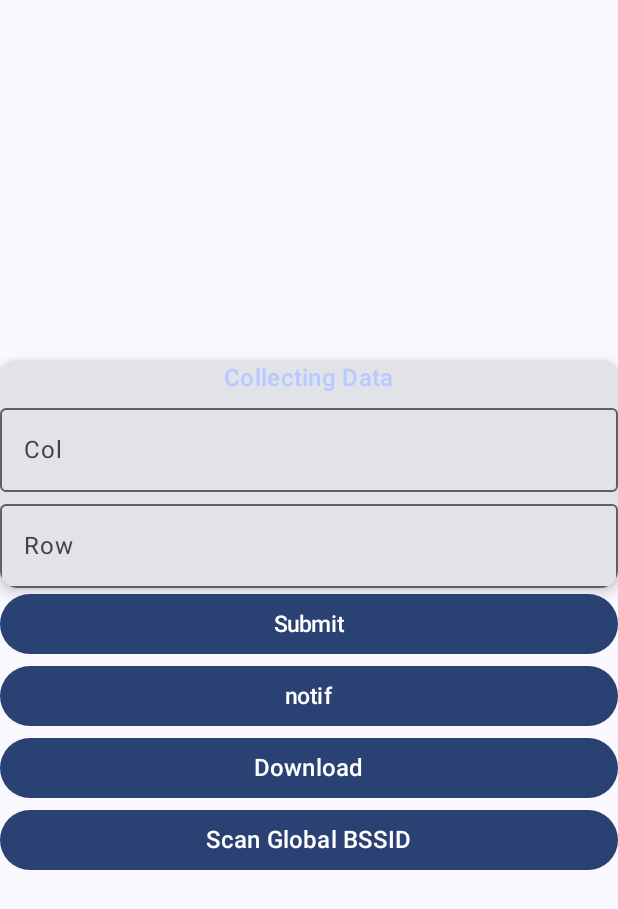
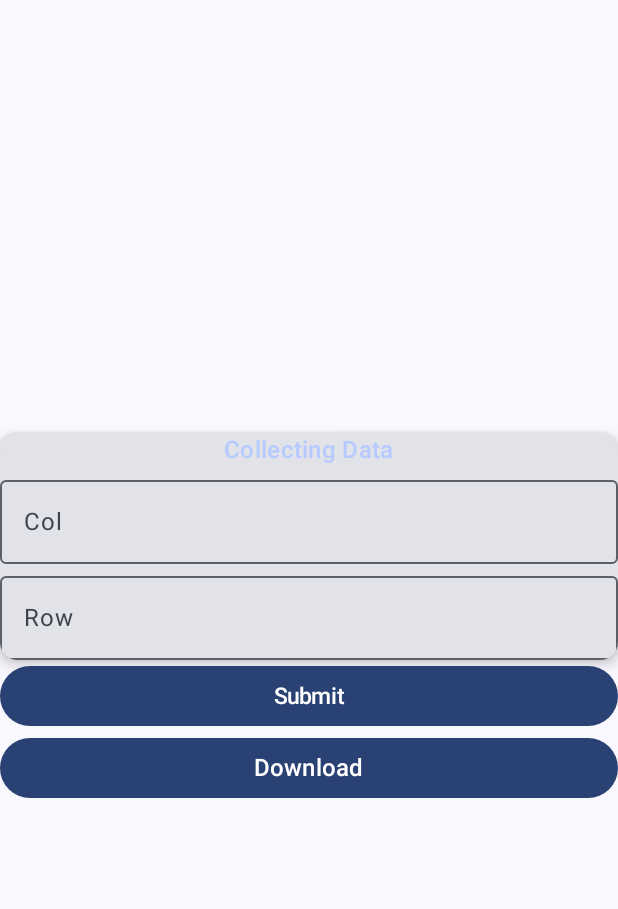
Before and after one commit to agnesaudya/tekmob-ips, an Android app built with Jetpack Compose: the screen it shows after launch (MainActivity), on a phone screen of 412 x 824 dp. Shown: the top 909 px of the screen. Run offline under Robolectric (Android 15) with nearby library versions, the phone set to English and light mode, and no system bars; our stand-ins replace Room's generated code.

Commit message:
remove unneeded button

```diff
--- a/app/src/main/java/com/example/ipsapp/MainActivity.kt
+++ b/app/src/main/java/com/example/ipsapp/MainActivity.kt
@@ -211,16 +211,6 @@ fun InputScreen(finger_db: FingerprintDatabase, bssid_db: BssidDatabase){
             }
             Button(
                 modifier = Modifier.fillMaxWidth(),
-                onClick = {
-                    launchSnackbar(message = "Hi i am snackbar", actionLabel = "Hide", duration = SnackbarDuration.Indefinite)}
-            ) {
-                Text(
-                    text = "notif",
-                    fontSize = 15.sp
-                )
-            }
-            Button(
-                modifier = Modifier.fillMaxWidth(),
                 onClick = { exportDataToJson(context=context, db = finger_db) }
             ) {
                 Text(
@@ -236,15 +226,15 @@ fun InputScreen(finger_db: FingerprintDatabase, bssid_db: BssidDatabase){
 
 
 
-            Button(
-                modifier = Modifier.fillMaxWidth(),
-                onClick = { performGlobalScan(context=context, db = bssid_db) }
-            ) {
-                Text(
-                    text = stringResource(R.string.input),
-                    fontSize = 16.sp
-                )
-            }
+//            Button(
+//                modifier = Modifier.fillMaxWidth(),
+//                onClick = { performGlobalScan(context=context, db = bssid_db) }
+//            ) {
+//                Text(
+//                    text = stringResource(R.string.input),
+//                    fontSize = 16.sp
+//                )
+//            }
 
 //            Button(
 //                modifier = Modifier.fillMaxWidth(),
@@ -264,7 +254,6 @@ fun InputScreen(finger_db: FingerprintDatabase, bssid_db: BssidDatabase){
 
 
 
-    @OptIn(DelicateCoroutinesApi::class)
     @RequiresApi(Build.VERSION_CODES.TIRAMISU)
     fun performDatabaseAction(
         row: String,
```
